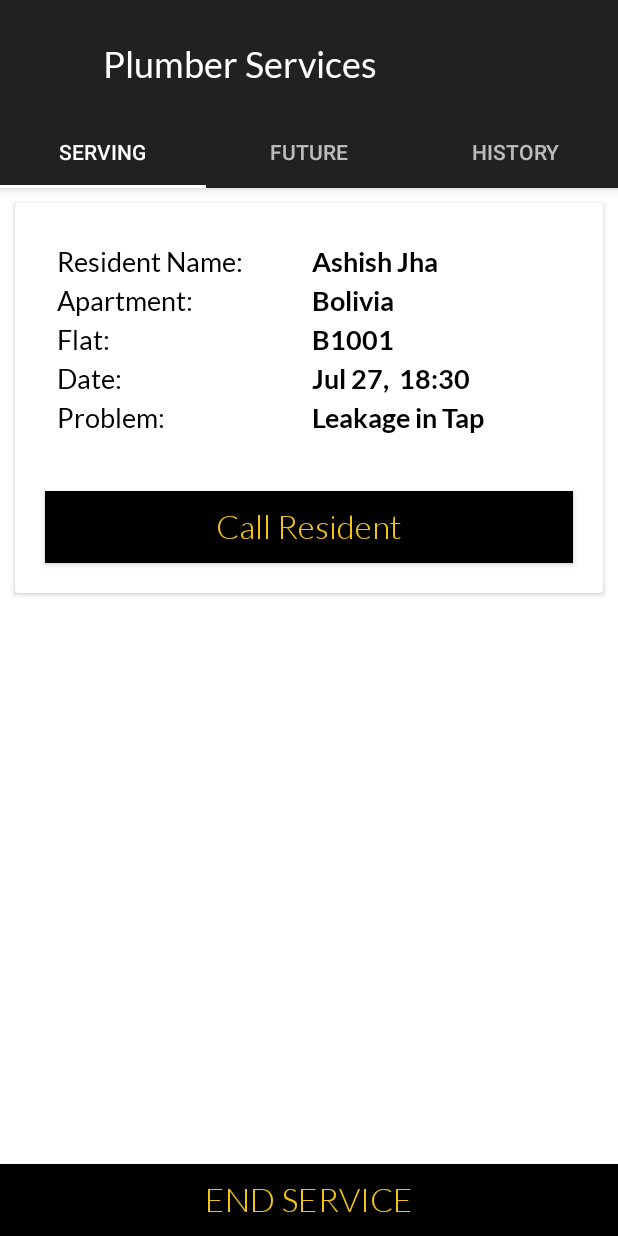
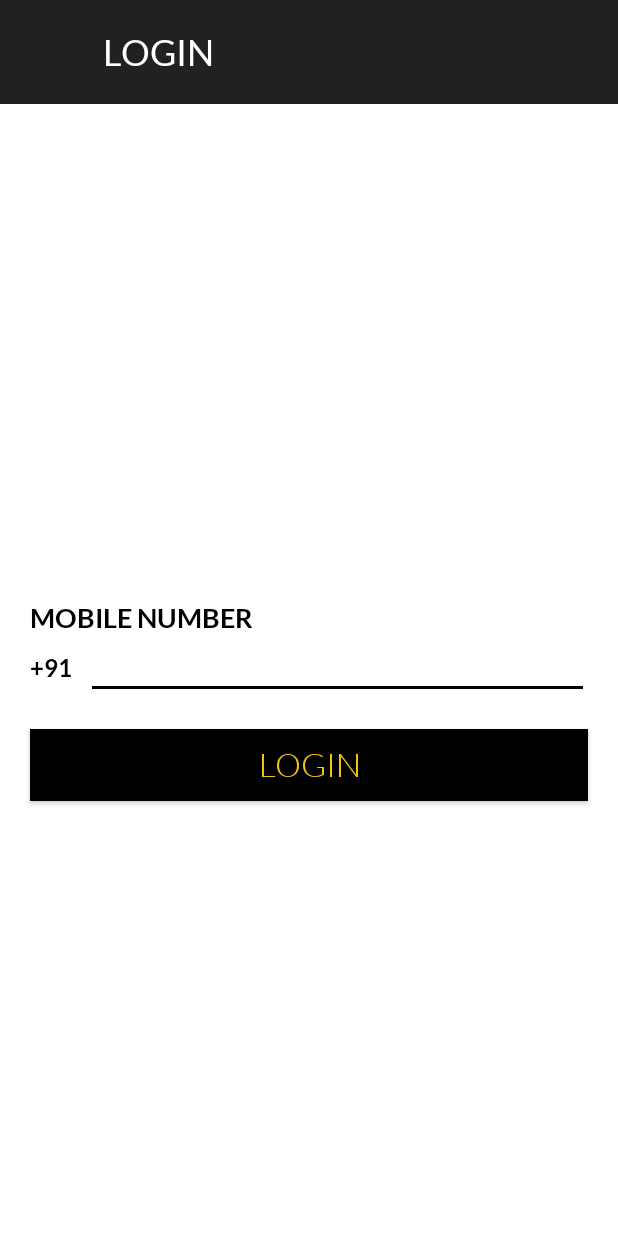
Before and after one commit to RoshanHalwai/NAAdmin, an Android app: the screen it shows after launch (NammaApartmentsPlumberServices before the commit, SignIn after it), on a phone screen of 412 x 824 dp. Run offline under Robolectric (Android 15) with nearby library versions, the phone set to English and light mode, and no system bars; our stand-ins replace Firebase (no records; nobody signed in at launch, a user with empty details on screens opened directly); libraries missing offline, so code that uses them is left out: com.wang.avi; plain views replace AVLoadingIndicatorView.

Commit message:
Implemented UI for Login Screen

```diff
--- a/app/src/main/AndroidManifest.xml
+++ b/app/src/main/AndroidManifest.xml
@@ -18,28 +18,35 @@
         <!-- Namma Apartments Plumber Services Screen -->
         <activity
             android:name=".nammaapartmentssocietyserviceshome.NammaApartmentsPlumberServices"
-            android:screenOrientation="portrait">
+            android:screenOrientation="portrait" />
+        <activity
+            android:name=".nammaapartmentssocietyserviceshome.EndService"
+            android:screenOrientation="portrait"
+            android:windowSoftInputMode="adjustResize" />
+
+        <service android:name=".nammaapartmentssocietyserviceshome.MyFirebaseMessagingService">
+            <intent-filter>
+                <action android:name="com.google.firebase.MESSAGING_EVENT" />
+            </intent-filter>
+        </service>
+        <service android:name=".nammaapartmentssocietyserviceshome.MyFirebaseInstanceIdService">
+            <intent-filter>
+                <action android:name="com.google.firebase.INSTANCE_ID_EVENT" />
+            </intent-filter>
+        </service>
+
+        <!-- Login Screen -->
+        <activity
+            android:name=".login.SignIn"
+            android:screenOrientation="portrait"
+            android:windowSoftInputMode="adjustResize">
             <intent-filter>
                 <action android:name="android.intent.action.MAIN" />
 
                 <category android:name="android.intent.category.LAUNCHER" />
             </intent-filter>
         </activity>
-        <activity
-            android:name=".nammaapartmentssocietyserviceshome.EndService"
-            android:screenOrientation="portrait"
-            android:windowSoftInputMode="adjustResize" />
 
-        <service android:name=".nammaapartmentssocietyserviceshome.MyFirebaseMessagingService" >
-            <intent-filter>
-                <action android:name="com.google.firebase.MESSAGING_EVENT" />
-            </intent-filter>
-        </service>
-        <service android:name=".nammaapartmentssocietyserviceshome.MyFirebaseInstanceIdService" >
-            <intent-filter>
-                <action android:name="com.google.firebase.INSTANCE_ID_EVENT" />
-            </intent-filter>
-        </service>
     </application>
 
 </manifest>
--- a/app/src/main/java/com/kirtanlabs/nammaapartmentssocietyservices/BaseActivity.java
+++ b/app/src/main/java/com/kirtanlabs/nammaapartmentssocietyservices/BaseActivity.java
@@ -16,6 +16,9 @@ import android.widget.TextView;
 
 import com.wang.avi.AVLoadingIndicatorView;
 
+import java.util.regex.Pattern;
+
+import static com.kirtanlabs.nammaapartmentssocietyservices.Constants.PHONE_NUMBER_MAX_LENGTH;
 import static com.kirtanlabs.nammaapartmentssocietyservices.Constants.PLACE_CALL_PERMISSION_REQUEST_CODE;
 
 /**
@@ -141,4 +144,15 @@ public abstract class BaseActivity extends AppCompatActivity {
             startActivity(callIntent);
         }
     }
+
+    /**
+     * This method checks if user is entering proper phone number or not.
+     *
+     * @param phone consists of string value of mobile number.
+     * @return returns a boolean variable based on the context.
+     */
+    public boolean isValidPhone(String phone) {
+        return !Pattern.matches("[a-zA-Z]+", phone) && phone.length() == PHONE_NUMBER_MAX_LENGTH;
+    }
+
 }
--- a/app/src/main/java/com/kirtanlabs/nammaapartmentssocietyservices/Constants.java
+++ b/app/src/main/java/com/kirtanlabs/nammaapartmentssocietyservices/Constants.java
@@ -19,6 +19,7 @@ public class Constants {
      * ------------------------------------------------------------- */
 
     public static final int EDIT_TEXT_EMPTY_LENGTH = 0;
+    public static final int PHONE_NUMBER_MAX_LENGTH = 10;
 
     /* ------------------------------------------------------------- *
      * Request Code
--- /dev/null
+++ b/app/src/main/java/com/kirtanlabs/nammaapartmentssocietyservices/login/SignIn.java
@@ -0,0 +1,76 @@
+package com.kirtanlabs.nammaapartmentssocietyservices.login;
+
+import android.content.Intent;
+import android.os.Bundle;
+import android.view.View;
+import android.widget.Button;
+import android.widget.EditText;
+import android.widget.TextView;
+
+import com.kirtanlabs.nammaapartmentssocietyservices.BaseActivity;
+import com.kirtanlabs.nammaapartmentssocietyservices.Constants;
+import com.kirtanlabs.nammaapartmentssocietyservices.R;
+import com.kirtanlabs.nammaapartmentssocietyservices.nammaapartmentssocietyserviceshome.NammaApartmentsPlumberServices;
+
+public class SignIn extends BaseActivity implements View.OnClickListener {
+
+    /* ------------------------------------------------------------- *
+     * Private Members
+     * ------------------------------------------------------------- */
+
+    private EditText editMobileNumber;
+
+    /* ------------------------------------------------------------- *
+     * Overriding BaseActivity Methods
+     * ------------------------------------------------------------- */
+
+    @Override
+    protected int getLayoutResourceId() {
+        return R.layout.activity_sign_in;
+    }
+
+    @Override
+    protected int getActivityTitle() {
+        return R.string.login;
+    }
+
+    @Override
+    protected void onCreate(Bundle savedInstanceState) {
+        super.onCreate(savedInstanceState);
+
+         /*Since this is Login Screen we wouldn't want the users to go back,
+        hence hiding the back button from the Title Bar*/
+        hideBackButton();
+
+        /*Getting Id's for all the views*/
+        TextView textMobileNumber = findViewById(R.id.textMobileNumber);
+        TextView textCountryCode = findViewById(R.id.textCountryCode);
+        editMobileNumber = findViewById(R.id.editMobileNumber);
+        Button buttonLogin = findViewById(R.id.buttonLogin);
+
+        /*Setting font for all the views*/
+        textMobileNumber.setTypeface(Constants.setLatoBoldFont(this));
+        textCountryCode.setTypeface(Constants.setLatoBoldFont(this));
+        editMobileNumber.setTypeface(Constants.setLatoRegularFont(this));
+        buttonLogin.setTypeface(Constants.setLatoLightFont(this));
+
+        /*Setting onClickListener for view*/
+        buttonLogin.setOnClickListener(this);
+    }
+
+    /* ------------------------------------------------------------- *
+     * Overriding OnClickListener Methods
+     * ------------------------------------------------------------- */
+
+    @Override
+    public void onClick(View v) {
+        String mobileNumber = editMobileNumber.getText().toString().trim();
+        //TODO: To remove this mobile number from here and check whether entered is mobile number present in firebase or not.
+        if (isValidPhone(mobileNumber) && mobileNumber.equals("7895185103")) {
+            startActivity(new Intent(SignIn.this, NammaApartmentsPlumberServices.class));
+            finish();
+        } else {
+            editMobileNumber.setError(getString(R.string.mobile_number_validation));
+        }
+    }
+}
--- /dev/null
+++ b/app/src/main/res/layout/activity_sign_in.xml
@@ -0,0 +1,66 @@
+<?xml version="1.0" encoding="utf-8"?>
+<RelativeLayout xmlns:android="http://schemas.android.com/apk/res/android"
+    xmlns:tools="http://schemas.android.com/tools"
+    android:layout_width="match_parent"
+    android:layout_height="match_parent"
+    tools:context=".login.SignIn">
+
+    <include layout="@layout/activity_base" />
+
+    <TextView
+        android:id="@+id/textMobileNumber"
+        android:layout_width="match_parent"
+        android:layout_height="wrap_content"
+        android:layout_centerInParent="true"
+        android:layout_marginLeft="20dp"
+        android:layout_marginRight="20dp"
+        android:text="@string/phone_number"
+        android:textAllCaps="true"
+        android:textColor="@color/nmBlack"
+        android:textSize="18sp" />
+
+    <LinearLayout
+        android:id="@+id/layoutMobileNumber"
+        android:layout_width="match_parent"
+        android:layout_height="wrap_content"
+        android:layout_below="@+id/textMobileNumber"
+        android:layout_marginLeft="20dp"
+        android:layout_marginRight="20dp"
+        android:orientation="horizontal"
+        android:weightSum="1">
+
+        <TextView
+            android:id="@+id/textCountryCode"
+            android:layout_width="match_parent"
+            android:layout_height="wrap_content"
+            android:layout_weight="0.9"
+            android:text="@string/_91"
+            android:textColor="@color/nmBlack"
+            android:textSize="@dimen/text_view_default_size" />
+
+        <EditText
+            android:id="@+id/editMobileNumber"
+            android:layout_width="match_parent"
+            android:layout_height="wrap_content"
+            android:layout_weight="0.1"
+            android:inputType="phone"
+            android:maxLength="10"
+            android:textColor="@color/nmBlack"
+            android:textSize="20sp"
+            tools:ignore="LabelFor" />
+
+    </LinearLayout>
+
+    <Button
+        android:id="@+id/buttonLogin"
+        android:layout_width="match_parent"
+        android:layout_height="wrap_content"
+        android:layout_below="@+id/layoutMobileNumber"
+        android:layout_margin="20dp"
+        android:background="@color/nmBlack"
+        android:text="@string/login"
+        android:textAllCaps="true"
+        android:textColor="@color/nmLightYellow"
+        android:textSize="@dimen/button_default_size" />
+
+</RelativeLayout>
--- a/app/src/main/res/values/strings.xml
+++ b/app/src/main/res/values/strings.xml
@@ -25,4 +25,10 @@
     <!--End Service Activity-->
     <string name="enter_otp">A 6 digit OTP has been sent to the Flat Owner. Please enter the OTP to end the Service.</string>
 
+    <!-- Sign Up Activity -->
+    <string name="login">LOGIN</string>
+    <string name="_91">+91</string>
+    <string name="phone_number">Mobile Number</string>
+    <string name="mobile_number_validation">Please Enter a valid 10 digit mobile number</string>
+
 </resources>
```
